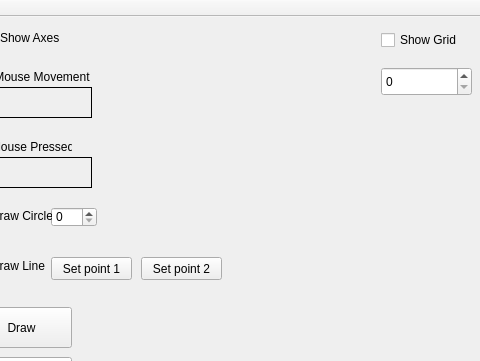
Above: mainwindow.ui from kanko-ghosh/qt-project before the change; both pictures show x 739 to 1219 and y 0 to 361 of the 1219 by 736 pixel window. Below: the same form after it.
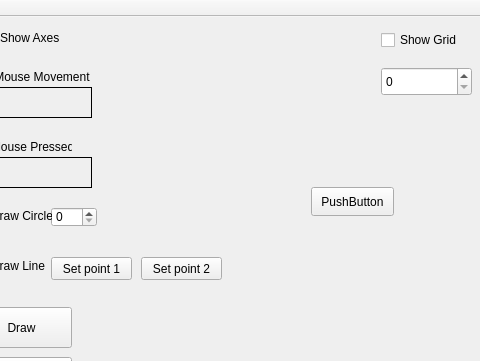
That is the form after the change. Custom widgets are drawn as their Qt base class.

Commit message: dda function created

```diff
--- a/mainwindow.ui
+++ b/mainwindow.ui
@@ -257,6 +257,19 @@
      </rect>
     </property>
    </widget>
+   <widget class="QPushButton" name="temp">
+    <property name="geometry">
+     <rect>
+      <x>1050</x>
+      <y>170</y>
+      <width>83</width>
+      <height>29</height>
+     </rect>
+    </property>
+    <property name="text">
+     <string>PushButton</string>
+    </property>
+   </widget>
   </widget>
   <widget class="QMenuBar" name="menuBar">
    <property name="geometry">
```
The commit also changes 2 other files.
